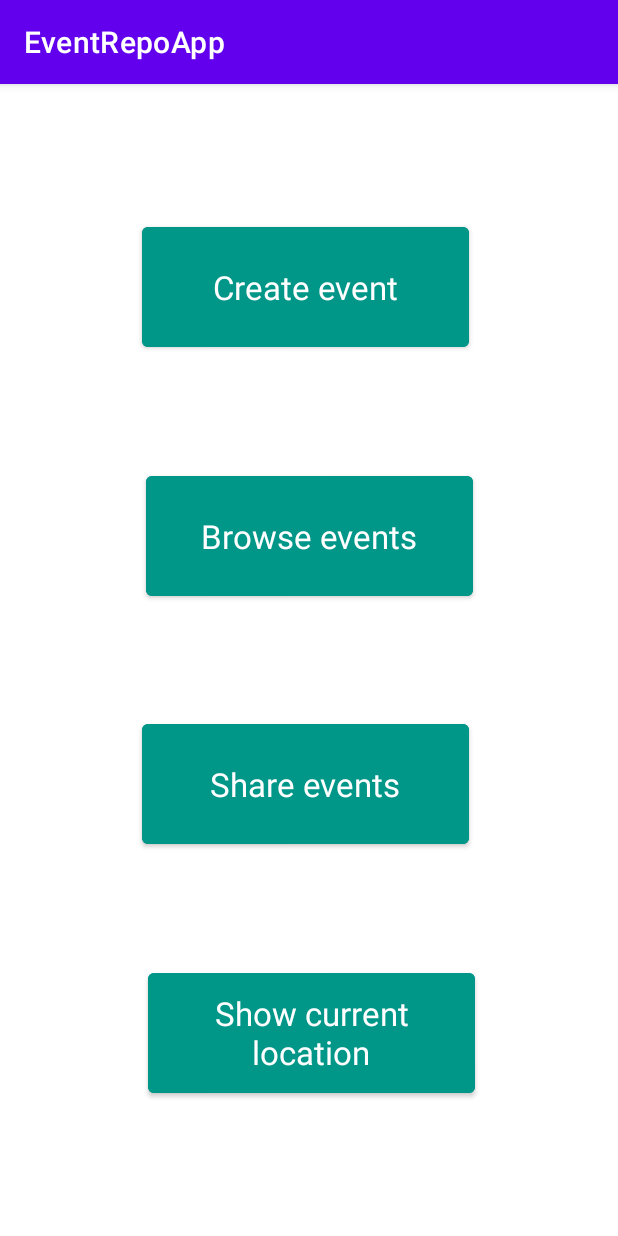
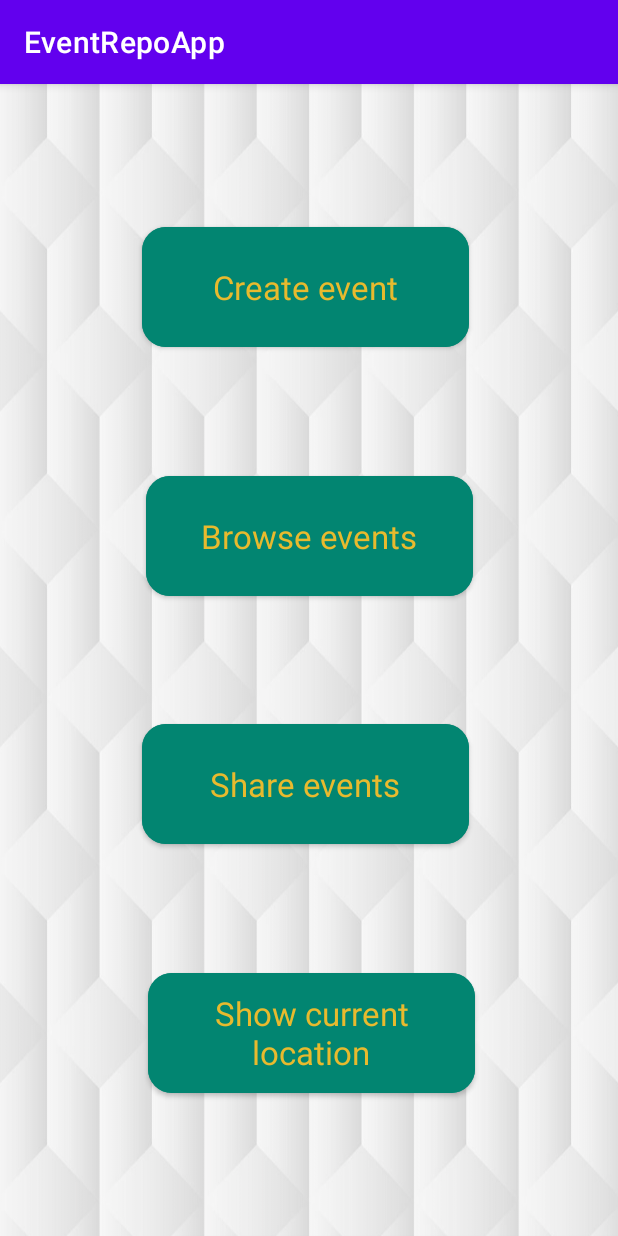
Before and after one commit to tymoteusz-chelmecki/EventRepoApp, an Android app: the screen it shows after launch (MainActivity), on a phone screen of 412 x 824 dp. Run offline under Robolectric (Android 15) with nearby library versions, the phone set to English and light mode, and no system bars.

Commit message:
Improve GUI

```diff
--- a/app/src/main/java/com/example/event_repo_app/EventRecyclerViewAdapter.java
+++ b/app/src/main/java/com/example/event_repo_app/EventRecyclerViewAdapter.java
@@ -48,8 +48,6 @@ public class EventRecyclerViewAdapter
                 "%d-%d-%d", event.getDay(), event.getMonth(), event.getYear()));
         holder.startHour.setText(String.format(Locale.getDefault(), "%d:%01d",
                 event.getHour(), event.getMinute()));
-        holder.latitude.setText(String.valueOf(event.getLatitude()));
-        holder.longitude.setText(String.valueOf(event.getLongitude()));
         holder.showOnMap.setOnClickListener(showOnMap(event));
     }
 
@@ -80,8 +78,6 @@ public class EventRecyclerViewAdapter
         private final TextView location;
         private final TextView date;
         private final TextView startHour;
-        private final TextView latitude;
-        private final TextView longitude;
         private final Button showOnMap;
 
         public ViewHolder(@NonNull View itemView) {
@@ -90,8 +86,6 @@ public class EventRecyclerViewAdapter
             location = itemView.findViewById(R.id.item_location);
             date = itemView.findViewById(R.id.item_date);
             startHour = itemView.findViewById(R.id.item_start_hour);
-            latitude = itemView.findViewById(R.id.item_latitude);
-            longitude = itemView.findViewById(R.id.item_longitude);
             showOnMap = itemView.findViewById(R.id.button_show_on_map);
         }
     }
--- a/app/src/main/java/com/example/event_repo_app/activity/MapActivity.java
+++ b/app/src/main/java/com/example/event_repo_app/activity/MapActivity.java
@@ -8,7 +8,6 @@ import android.content.pm.PackageManager;
 import android.os.Bundle;
 import android.preference.PreferenceManager;
 import android.util.DisplayMetrics;
-import android.widget.Toast;
 
 import androidx.annotation.NonNull;
 import androidx.appcompat.app.AppCompatActivity;
@@ -141,7 +140,7 @@ public class MapActivity extends AppCompatActivity {
     public void onRequestPermissionsResult(int requestCode, @NonNull String[] permissions, @NonNull int[] grantResults) {
         super.onRequestPermissionsResult(requestCode, permissions, grantResults);
         if (grantResults[0] != PackageManager.PERMISSION_GRANTED) {
-            Toast.makeText(this, "Failed to get necessary permissions", Toast.LENGTH_LONG).show();
+            //Toast.makeText(this, "Failed to get necessary permissions", Toast.LENGTH_LONG).show();
         }
     }
 
--- a/app/src/main/res/layout/activity_main.xml
+++ b/app/src/main/res/layout/activity_main.xml
@@ -4,6 +4,7 @@
     xmlns:tools="http://schemas.android.com/tools"
     android:layout_width="match_parent"
     android:layout_height="match_parent"
+    android:background="@drawable/background"
     tools:context=".activity.MainActivity">
 
     <Button
@@ -12,9 +13,11 @@
         android:layout_height="92dp"
         android:layout_marginTop="8dp"
         android:layout_marginBottom="8dp"
-        android:backgroundTint="#009688"
+        android:backgroundTint="@color/teal"
         android:text="@string/share_button_text"
         android:textAppearance="@style/TextAppearance.AppCompat.Large"
+        android:textColor="@color/cream"
+        app:cornerRadius="16dp"
         app:layout_constraintBottom_toTopOf="@id/button_show_location"
         app:layout_constraintEnd_toEndOf="parent"
         app:layout_constraintHorizontal_bias="0.488"
@@ -29,9 +32,11 @@
         android:layout_marginTop="8dp"
         android:layout_marginEnd="159dp"
         android:layout_marginBottom="32dp"
-        android:backgroundTint="#009688"
+        android:backgroundTint="@color/teal"
         android:text="@string/show_location_button_text"
         android:textAppearance="@style/TextAppearance.AppCompat.Large"
+        android:textColor="@color/cream"
+        app:cornerRadius="16dp"
         app:layout_constraintBottom_toBottomOf="parent"
         app:layout_constraintEnd_toEndOf="parent"
         app:layout_constraintHorizontal_bias="0.488"
@@ -44,9 +49,14 @@
         android:layout_height="92dp"
         android:layout_marginTop="8dp"
         android:layout_marginBottom="8dp"
-        android:backgroundTint="#009688"
+        android:backgroundTint="@color/teal"
+        android:fontFamily="sans-serif"
         android:text="@string/browse_button_text"
+        android:textAllCaps="false"
         android:textAppearance="@style/TextAppearance.AppCompat.Large"
+        android:textColor="@color/cream"
+        android:typeface="normal"
+        app:cornerRadius="16dp"
         app:layout_constraintBottom_toTopOf="@+id/button_share"
         app:layout_constraintEnd_toEndOf="parent"
         app:layout_constraintStart_toStartOf="parent"
@@ -58,12 +68,12 @@
         android:layout_height="92dp"
         android:layout_marginTop="32dp"
         android:layout_marginBottom="8dp"
-        android:backgroundTint="#009688"
-        android:backgroundTintMode="screen"
+        android:backgroundTint="@color/teal"
         android:fontFamily="sans-serif"
         android:text="@string/create_button_text"
         android:textAppearance="@style/TextAppearance.AppCompat.Large"
-        android:textColor="@color/white"
+        android:textColor="@color/cream"
+        app:cornerRadius="16dp"
         app:layout_constraintBottom_toTopOf="@id/button_browse"
         app:layout_constraintEnd_toEndOf="parent"
         app:layout_constraintHorizontal_bias="0.488"
--- a/app/src/main/res/values/colors.xml
+++ b/app/src/main/res/values/colors.xml
@@ -7,4 +7,6 @@
     <color name="teal_700">#FF018786</color>
     <color name="black">#FF000000</color>
     <color name="white">#FFFFFFFF</color>
+    <color name="teal">#028571</color>
+    <color name="cream">#E8BA2E</color>
 </resources>
--- a/app/src/main/res/values/strings.xml
+++ b/app/src/main/res/values/strings.xml
@@ -30,6 +30,6 @@
     <string name="create_get_location_text">Get current location</string>
     <string name="create_create_button_text">Create new event</string>
 
-    <string name="show_map_button_text">Show map</string>
+    <string name="show_map_button_text">Show all events on map</string>
     <string name="show_on_map_button_text">Show on map</string>
 </resources>
```
Also changed, not shown: app/src/main/res/layout/activity_browse_events.xml (+14 -1 lines), app/src/main/res/layout/activity_create_event.xml (+7 -0 lines), app/src/main/res/layout/activity_show_events.xml (+11 -2 lines), app/src/main/res/layout/event_item.xml (+6 -25 lines), app/src/main/res/drawable/background.png (added).
